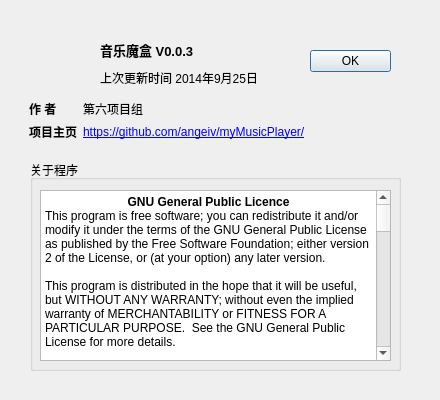
This is about.ui in angeiv/myMusicPlayer as Qt 5 draws it before an edit. The edited form follows.
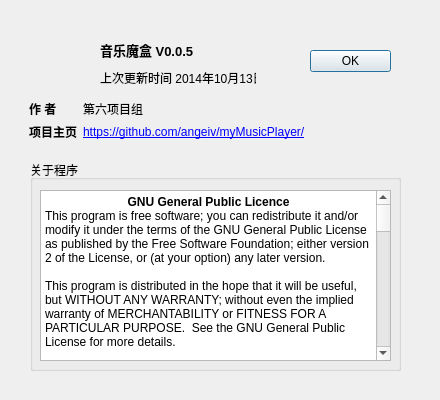
This is the edited form. Icons and pictures are not drawn.

Commit message:
lrc add set duration
快进的时候歌词也能快进了

Patch:
```diff
--- a/about.ui
+++ b/about.ui
@@ -71,7 +71,7 @@
     </rect>
    </property>
    <property name="text">
-    <string>&lt;html&gt;&lt;head/&gt;&lt;body&gt;&lt;p&gt;&lt;span style=&quot; font-size:10pt; font-weight:600;&quot;&gt;音乐魔盒 V0.0.3&lt;/span&gt;&lt;/p&gt;&lt;/body&gt;&lt;/html&gt;</string>
+    <string>&lt;html&gt;&lt;head/&gt;&lt;body&gt;&lt;p&gt;&lt;span style=&quot; font-size:10pt; font-weight:600;&quot;&gt;音乐魔盒 V0.0.5&lt;/span&gt;&lt;/p&gt;&lt;/body&gt;&lt;/html&gt;</string>
    </property>
   </widget>
   <widget class="QLabel" name="labelUpdate">
@@ -84,7 +84,7 @@
     </rect>
    </property>
    <property name="text">
-    <string>上次更新时间 2014年9月25日</string>
+    <string>上次更新时间 2014年10月13日</string>
    </property>
   </widget>
   <widget class="QWidget" name="formLayoutWidget">
```
Left out of the diff: 5 changed lines with no effect on the pictures. The commit also changes 1 other file.
